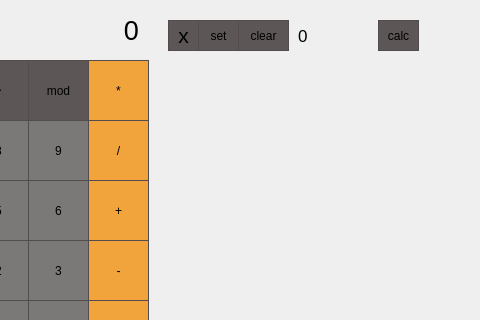
Before: the Qt Designer form smart_calc_qt/mainwindow.ui in zzzhenekkk/smartcalc, drawn with Qt 5; both pictures show x 152 to 632 and y 0 to 320 of the 632 by 474 pixel window.
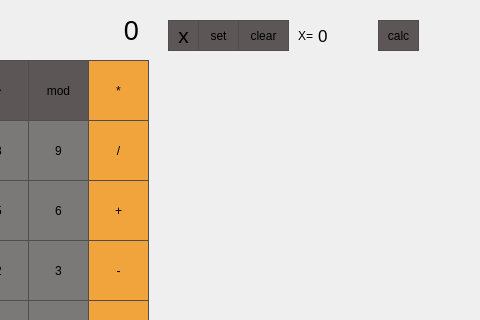
After: the same form once the commit is applied.

Patch:
```diff
--- a/smart_calc_qt/mainwindow.ui
+++ b/smart_calc_qt/mainwindow.ui
@@ -766,9 +766,9 @@
    <widget class="QLabel" name="x_g">
     <property name="geometry">
      <rect>
-      <x>450</x>
+      <x>470</x>
       <y>20</y>
-      <width>41</width>
+      <width>51</width>
       <height>31</height>
      </rect>
     </property>
@@ -879,6 +879,19 @@
      <string>calc</string>
     </property>
    </widget>
+   <widget class="QLabel" name="label">
+    <property name="geometry">
+     <rect>
+      <x>450</x>
+      <y>20</y>
+      <width>21</width>
+      <height>31</height>
+     </rect>
+    </property>
+    <property name="text">
+     <string>X=</string>
+    </property>
+   </widget>
   </widget>
  </widget>
  <resources/>
```
